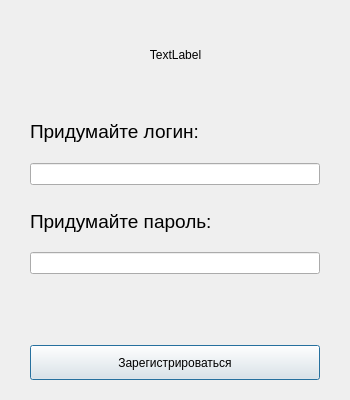
Qt form RegistrationDialog.ui (piza0-0/BankRegister) before a commit.
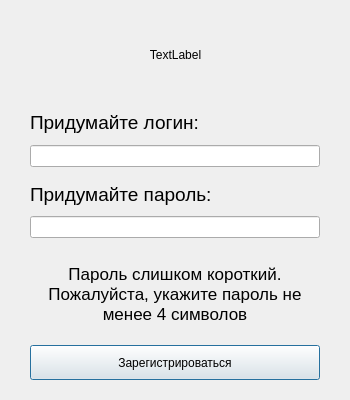
The same form after that commit.

Commit message: Ограничение пароля по минимальной  длине в окне регистрации

The edit to the form file:
```diff
--- a/RegistrationDialog.ui
+++ b/RegistrationDialog.ui
@@ -172,7 +172,71 @@
      <property name="sizeHint" stdset="0">
       <size>
        <width>20</width>
-       <height>65</height>
+       <height>20</height>
+      </size>
+     </property>
+    </spacer>
+   </item>
+   <item>
+    <widget class="QLabel" name="l_wrongData">
+     <property name="sizePolicy">
+      <sizepolicy hsizetype="Preferred" vsizetype="Fixed">
+       <horstretch>0</horstretch>
+       <verstretch>0</verstretch>
+      </sizepolicy>
+     </property>
+     <property name="minimumSize">
+      <size>
+       <width>0</width>
+       <height>60</height>
+      </size>
+     </property>
+     <property name="maximumSize">
+      <size>
+       <width>16777215</width>
+       <height>60</height>
+      </size>
+     </property>
+     <property name="font">
+      <font>
+       <pointsize>13</pointsize>
+      </font>
+     </property>
+     <property name="acceptDrops">
+      <bool>false</bool>
+     </property>
+     <property name="inputMethodHints">
+      <set>Qt::ImhNone</set>
+     </property>
+     <property name="text">
+      <string>Пароль слишком короткий. Пожалуйста, укажите пароль не менее 4 символов</string>
+     </property>
+     <property name="textFormat">
+      <enum>Qt::AutoText</enum>
+     </property>
+     <property name="scaledContents">
+      <bool>false</bool>
+     </property>
+     <property name="alignment">
+      <set>Qt::AlignCenter</set>
+     </property>
+     <property name="wordWrap">
+      <bool>true</bool>
+     </property>
+    </widget>
+   </item>
+   <item>
+    <spacer name="verticalSpacer_3">
+     <property name="orientation">
+      <enum>Qt::Vertical</enum>
+     </property>
+     <property name="sizeType">
+      <enum>QSizePolicy::Fixed</enum>
+     </property>
+     <property name="sizeHint" stdset="0">
+      <size>
+       <width>20</width>
+       <height>15</height>
       </size>
      </property>
     </spacer>
```
The commit also changes 4 other files.
